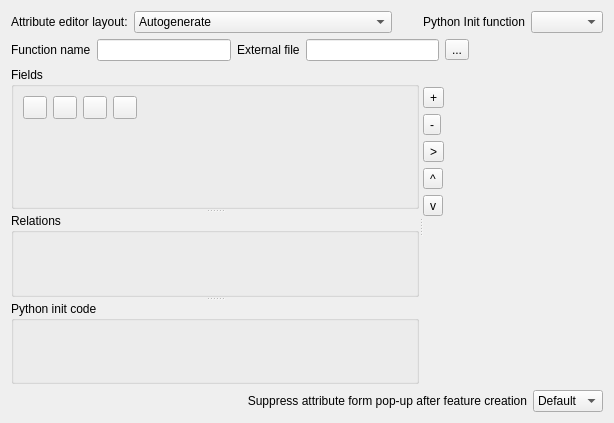
The window that src/ui/qgsfieldspropertiesbase.ui (qgis/QGIS) describes before a commit, drawn with Qt 5.
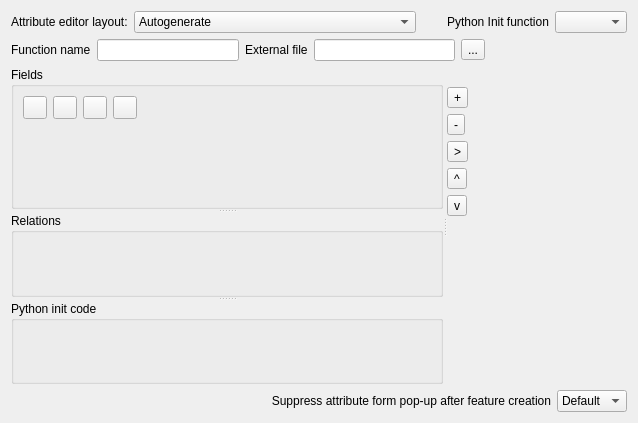
The same window after the commit. Icons and pictures are not drawn. Custom widgets are drawn as their Qt base class.

Diff of the .ui file:
```diff
--- a/src/ui/qgsfieldspropertiesbase.ui
+++ b/src/ui/qgsfieldspropertiesbase.ui
@@ -6,7 +6,7 @@
    <rect>
     <x>0</x>
     <y>0</y>
-    <width>614</width>
+    <width>638</width>
     <height>423</height>
    </rect>
   </property>
```
Left out of the diff: 8 changed lines with no effect on the pictures.
